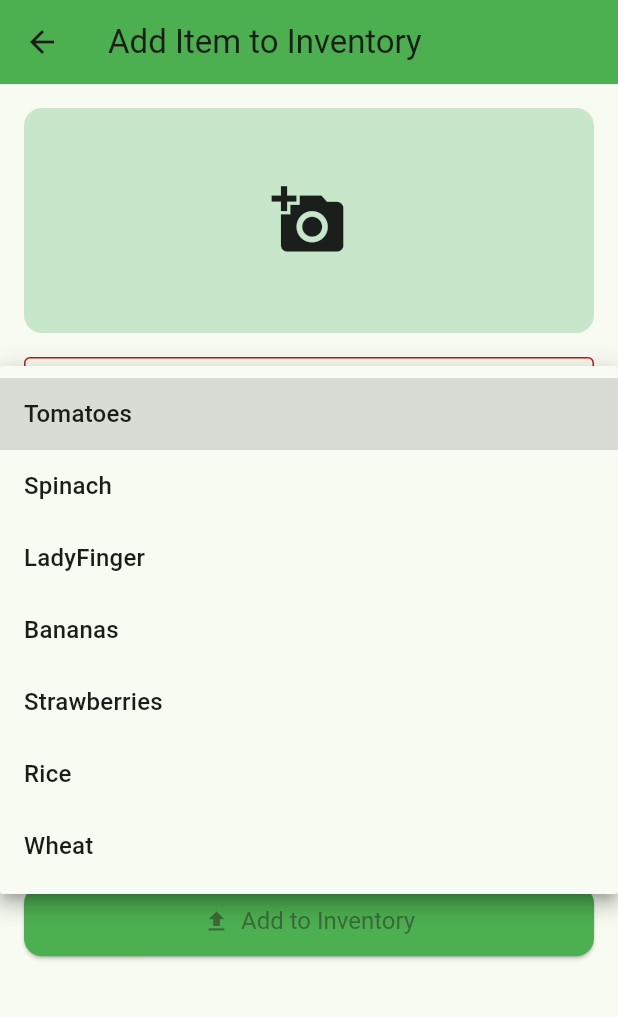
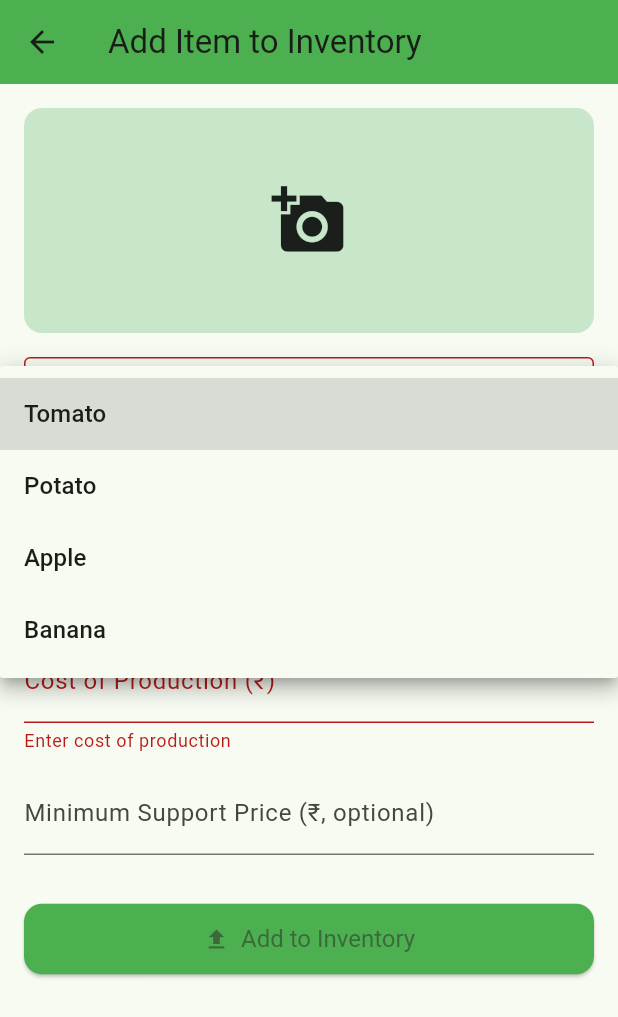
Before and after one commit to VedangiGholap/krushi-15, a Flutter app: the AddInventoryItemPage screen opened directly with empty values, after a tap on "Add to Inventory", after a tap on "Product Name", on a phone screen of 412 x 824 dp. Shown: the top 1017 px of the screen. Run offline on Flutter 3.47's test engine with Material 3 defaults, Android fonts, the phone set to English and light mode, and no system bars; our stand-ins replace cloud_firestore, firebase_core, image_picker; accounts and stored records are empty.

Commit message:
tried putting msp web scrapper but not working

```diff
--- a/lib/pages/customer/produce_list_page.dart
+++ b/lib/pages/customer/produce_list_page.dart
@@ -80,12 +80,11 @@ class ProduceListPage extends StatelessWidget {
                           MaterialPageRoute(
                             builder: (context) => ProductDetailPage(
                               productData: data,
-                              farmerData: farmerData,
+                              farmerData: farmerData ?? {},
                             ),
                           ),
                         );
                       },
-
                     ),
                   );
                 },
--- a/lib/pages/farmer/add_product.dart
+++ b/lib/pages/farmer/add_product.dart
@@ -3,6 +3,7 @@ import 'package:flutter/material.dart';
 import 'package:cloud_firestore/cloud_firestore.dart';
 import 'package:image_picker/image_picker.dart';
 import 'package:krushi_version16/cloudinary_service.dart';
+import 'package:krushi_version16/services/msp_service.dart';  // Adjust the import path
 
 class AddInventoryItemPage extends StatefulWidget {
   final String farmerId;
@@ -29,17 +30,19 @@ class _AddInventoryItemPageState extends State<AddInventoryItemPage> {
   String? farmerName;
   String? farmerLocation;
 
+  double? costOfProduction;
+  double? msp;
+
   final units = ['kg', 'dozen', 'litre'];
 
-  final picker = ImagePicker();
+  final MspService _mspService = MspService();
+
   final Map<String, String> productCategoryMap = {
-    'Tomatoes': 'Vegetables',
-    'Spinach': 'Vegetables',
-    'LadyFinger': 'Vegetables',
-    'Bananas': 'Fruits',
-    'Strawberries': 'Fruits',
-    'Rice': 'Grains',
-    'Wheat': 'Grains',
+    'Tomato': 'Vegetable',
+    'Potato': 'Vegetable',
+    'Apple': 'Fruit',
+    'Banana': 'Fruit',
+    // Add more products and categories as needed
   };
 
   @override
@@ -60,15 +63,14 @@ class _AddInventoryItemPageState extends State<AddInventoryItemPage> {
       setState(() {
         farmerName = doc['name'];
         farmerLocation = doc['location'];
-        // widget.farmerId = doc.id;
       });
     } else {
       debugPrint('No farmer found.');
     }
   }
 
-
   Future<void> _pickImage() async {
+    final picker = ImagePicker();
     final picked = await picker.pickImage(source: ImageSource.gallery);
     if (picked != null) {
       setState(() => _imageFile = File(picked.path));
@@ -87,6 +89,23 @@ class _AddInventoryItemPageState extends State<AddInventoryItemPage> {
     setState(() => _isUploading = true);
 
     try {
+      // Fetch the MSP before proceeding with the form submission
+      final double fetchedMsp = await _mspService.fetchMSP(productName!);
+      setState(() {
+        msp = fetchedMsp; // Set the MSP value
+      });
+
+      // 🧠 Calculate thresholdPrice (auto-accept floor) using msp and costOfProduction
+      final double effectiveMSP = msp ?? 0.0;
+      final double costOfProductionForPrice = costOfProduction ?? 0;
+
+      final double minFloor = (costOfProductionForPrice < effectiveMSP)
+          ? costOfProductionForPrice
+          : effectiveMSP;
+
+      final double thresholdPrice = costOfProductionForPrice + 5; // Your business logic here
+
+      // Upload the image to Cloudinary
       String? imageUrl = await uploadImageToCloudinary(_imageFile!);
       if (imageUrl == null) {
         ScaffoldMessenger.of(context).showSnackBar(
@@ -95,6 +114,7 @@ class _AddInventoryItemPageState extends State<AddInventoryItemPage> {
         return;
       }
 
+      // Add data to Firestore
       await FirebaseFirestore.instance.collection('inventory').add({
         'productName': productName,
         'category': category,
@@ -103,6 +123,10 @@ class _AddInventoryItemPageState extends State<AddInventoryItemPage> {
         'price': price,
         'imageUrl': imageUrl,
         'flexible': flexible,
+        'costOfProduction': costOfProduction,
+        'msp': effectiveMSP, // Set the MSP value
+        'thresholdPrice': thresholdPrice,
+        'minFloorPrice': minFloor,
         'farmerId': widget.farmerId,
         'farmerName': farmerName,
         'farmerLocation': farmerLocation,
@@ -173,6 +197,7 @@ class _AddInventoryItemPageState extends State<AddInventoryItemPage> {
                 validator: (val) => val == null ? 'Select a product' : null,
                 value: productName,
               ),
+
               const SizedBox(height: 12),
 
               if (category != null)
@@ -211,14 +236,21 @@ class _AddInventoryItemPageState extends State<AddInventoryItemPage> {
 
               TextFormField(
                 keyboardType: TextInputType.number,
-                decoration: const InputDecoration(labelText: 'Price per unit (₹)'),
-                onSaved: (val) => price = double.tryParse(val!),
-                validator: (val) => val!.isEmpty ? 'Enter price' : null,
+                decoration: const InputDecoration(labelText: 'Cost of Production (₹)'),
+                onSaved: (val) => costOfProduction = double.tryParse(val!),
+                validator: (val) => val!.isEmpty ? 'Enter cost of production' : null,
               ),
+              const SizedBox(height: 12),
 
-              const SizedBox(height: 20),
+              TextFormField(
+                keyboardType: TextInputType.number,
+                decoration: const InputDecoration(labelText: 'Minimum Support Price (₹, optional)'),
+                onSaved: (val) => msp = double.tryParse(val!),
+              ),
+              const SizedBox(height: 12),
 
               // Sleek toggle for "Flexible to Bargain"
+              if (flexible) ...[
                 Row(
                   mainAxisAlignment: MainAxisAlignment.spaceBetween,
                   children: [
@@ -236,6 +268,7 @@ class _AddInventoryItemPageState extends State<AddInventoryItemPage> {
                     ),
                   ],
                 ),
+              ],
 
               const SizedBox(height: 20),
 
--- a/pubspec.yaml
+++ b/pubspec.yaml
@@ -31,6 +31,7 @@ dependencies:
   flutter:
     sdk: flutter
   http: ^1.3.0
+  html: ^0.15.5+1
   mime: ^2.0.0
 
   # The following adds the Cupertino Icons font to your application.
```
Also changed, not shown: lib/pages/customer/product_detail.dart (+110 -19 lines), lib/services/msp_service.dart (added, +35 -0 lines), pubspec.lock. Lines whose indentation alone changed are shown as unchanged.
